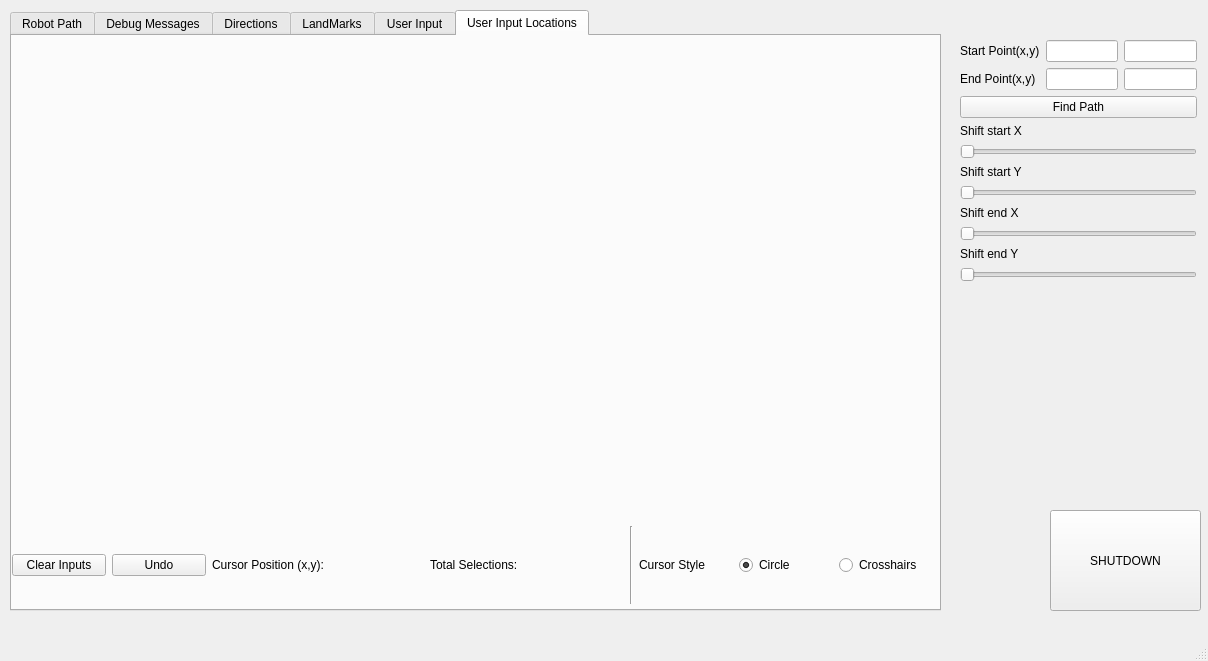
Above: ui/mainwindow.ui from denis-draca/capstone before the change. Below: the same form after it.
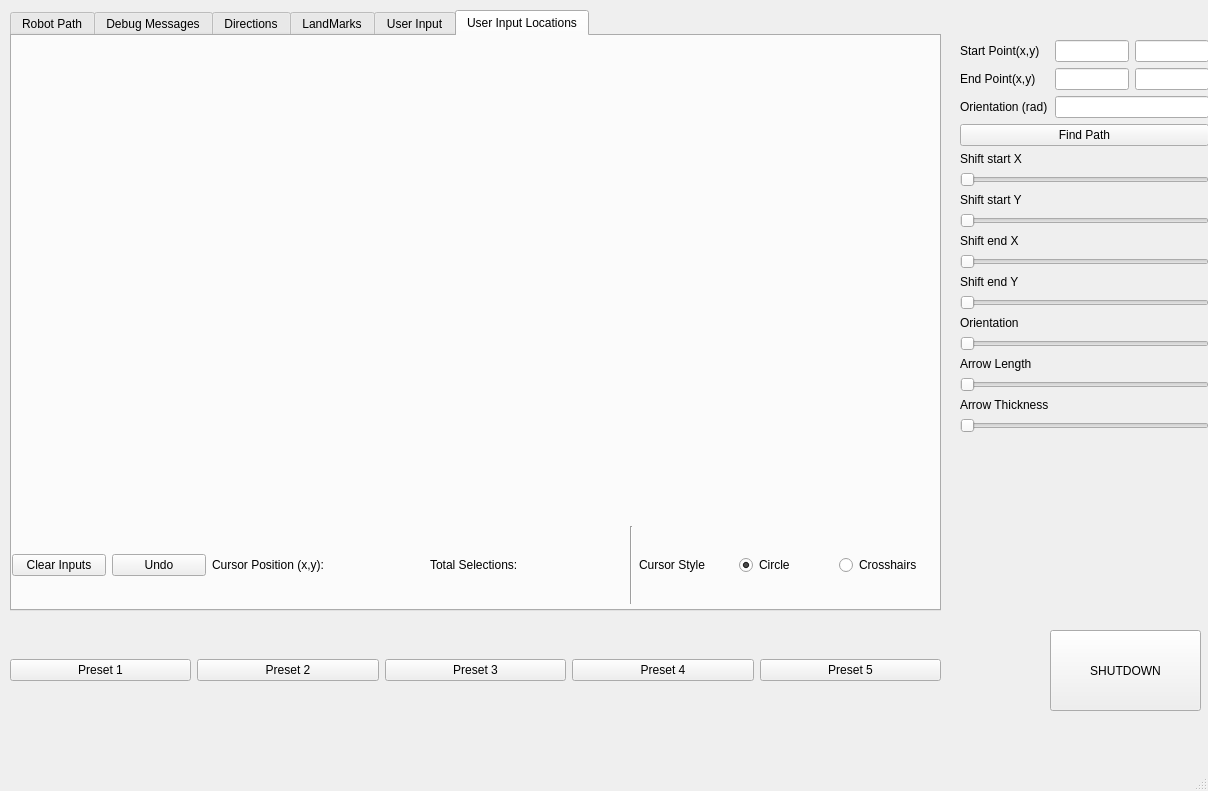
That is the form after the change.

Commit message: Following was added: >Preset buttons were added, to keep consistency between users >Arrow drawing function to let user know initial orientation >Natural language generator was greatly improved, sounds much more human now >User input saving was made more consitent, colours are the same, lines are also drawn Saving was made better

Patch:
```diff
--- a/ui/mainwindow.ui
+++ b/ui/mainwindow.ui
@@ -7,7 +7,7 @@
     <x>0</x>
     <y>0</y>
     <width>1208</width>
-    <height>661</height>
+    <height>791</height>
    </rect>
   </property>
   <property name="windowTitle">
@@ -465,9 +465,9 @@
     <property name="geometry">
      <rect>
       <x>1050</x>
-      <y>510</y>
+      <y>630</y>
       <width>151</width>
-      <height>101</height>
+      <height>81</height>
      </rect>
     </property>
     <property name="text">
@@ -479,8 +479,8 @@
      <rect>
       <x>960</x>
       <y>40</y>
-      <width>237</width>
-      <height>331</height>
+      <width>249</width>
+      <height>541</height>
      </rect>
     </property>
     <layout class="QFormLayout" name="formLayout_2">
@@ -521,66 +521,165 @@
        </item>
       </layout>
      </item>
-     <item row="2" column="0" colspan="2">
+     <item row="2" column="0">
+      <widget class="QLabel" name="label_19">
+       <property name="text">
+        <string>Orientation (rad)</string>
+       </property>
+      </widget>
+     </item>
+     <item row="2" column="1">
+      <widget class="QLineEdit" name="in_orientation"/>
+     </item>
+     <item row="3" column="0" colspan="2">
       <widget class="QPushButton" name="_bu_find_path">
        <property name="text">
         <string>Find Path</string>
        </property>
       </widget>
      </item>
-     <item row="7" column="0">
-      <widget class="QLabel" name="label_12">
-       <property name="text">
-        <string>Shift end X</string>
-       </property>
-      </widget>
-     </item>
-     <item row="8" column="0" colspan="2">
-      <widget class="QSlider" name="slide_shifter">
-       <property name="orientation">
-        <enum>Qt::Horizontal</enum>
-       </property>
-      </widget>
-     </item>
-     <item row="9" column="0">
-      <widget class="QLabel" name="label_13">
-       <property name="text">
-        <string>Shift end Y</string>
-       </property>
-      </widget>
-     </item>
-     <item row="10" column="0" colspan="2">
-      <widget class="QSlider" name="slide_shifter_y">
-       <property name="orientation">
-        <enum>Qt::Horizontal</enum>
-       </property>
-      </widget>
-     </item>
-     <item row="3" column="0">
+     <item row="4" column="0">
       <widget class="QLabel" name="label_14">
        <property name="text">
         <string>Shift start X</string>
        </property>
       </widget>
      </item>
-     <item row="4" column="0" colspan="2">
+     <item row="5" column="0" colspan="2">
       <widget class="QSlider" name="slide_start_x">
        <property name="orientation">
         <enum>Qt::Horizontal</enum>
        </property>
       </widget>
      </item>
-     <item row="5" column="0">
+     <item row="6" column="0">
       <widget class="QLabel" name="label_15">
        <property name="text">
         <string>Shift start Y</string>
        </property>
       </widget>
      </item>
-     <item row="6" column="0" colspan="2">
+     <item row="7" column="0" colspan="2">
       <widget class="QSlider" name="slide_start_y">
        <property name="orientation">
         <enum>Qt::Horizontal</enum>
+       </property>
+      </widget>
+     </item>
+     <item row="8" column="0">
+      <widget class="QLabel" name="label_12">
+       <property name="text">
+        <string>Shift end X</string>
+       </property>
+      </widget>
+     </item>
+     <item row="9" column="0" colspan="2">
+      <widget class="QSlider" name="slide_shifter">
+       <property name="orientation">
+        <enum>Qt::Horizontal</enum>
+       </property>
+      </widget>
+     </item>
+     <item row="10" column="0">
+      <widget class="QLabel" name="label_13">
+       <property name="text">
+        <string>Shift end Y</string>
+       </property>
+      </widget>
+     </item>
+     <item row="11" column="0" colspan="2">
+      <widget class="QSlider" name="slide_shifter_y">
+       <property name="orientation">
+        <enum>Qt::Horizontal</enum>
+       </property>
+      </widget>
+     </item>
+     <item row="12" column="0">
+      <widget class="QLabel" name="label_20">
+       <property name="text">
+        <string>Orientation</string>
+       </property>
+      </widget>
+     </item>
+     <item row="13" column="0" colspan="2">
+      <widget class="QSlider" name="slide_orientation">
+       <property name="orientation">
+        <enum>Qt::Horizontal</enum>
+       </property>
+      </widget>
+     </item>
+     <item row="14" column="0">
+      <widget class="QLabel" name="label_21">
+       <property name="text">
+        <string>Arrow Length</string>
+       </property>
+      </widget>
+     </item>
+     <item row="15" column="0" colspan="2">
+      <widget class="QSlider" name="slide_arrow_length">
+       <property name="orientation">
+        <enum>Qt::Horizontal</enum>
+       </property>
+      </widget>
+     </item>
+     <item row="16" column="0">
+      <widget class="QLabel" name="label_22">
+       <property name="text">
+        <string>Arrow Thickness</string>
+       </property>
+      </widget>
+     </item>
+     <item row="17" column="0" colspan="2">
+      <widget class="QSlider" name="slide_arrow_thickness">
+       <property name="orientation">
+        <enum>Qt::Horizontal</enum>
+       </property>
+      </widget>
+     </item>
+    </layout>
+   </widget>
+   <widget class="QWidget" name="horizontalLayoutWidget_3">
+    <property name="geometry">
+     <rect>
+      <x>10</x>
+      <y>630</y>
+      <width>931</width>
+      <height>80</height>
+     </rect>
+    </property>
+    <layout class="QHBoxLayout" name="horizontalLayout_5">
+     <item>
+      <widget class="QPushButton" name="buP1">
+       <property name="text">
+        <string>Preset 1</string>
+       </property>
+      </widget>
+     </item>
+     <item>
+      <widget class="QPushButton" name="buP2">
+       <property name="text">
+        <string>Preset 2</string>
+       </property>
+      </widget>
+     </item>
+     <item>
+      <widget class="QPushButton" name="buP3">
+       <property name="text">
+        <string>Preset 3</string>
+       </property>
+      </widget>
+     </item>
+     <item>
+      <widget class="QPushButton" name="buP4">
+       <property name="text">
+        <string>Preset 4</string>
+       </property>
+      </widget>
+     </item>
+     <item>
+      <widget class="QPushButton" name="buP5">
+       <property name="text">
+        <string>Preset 5</string>
        </property>
       </widget>
      </item>
```
The commit also changes 8 other files.
